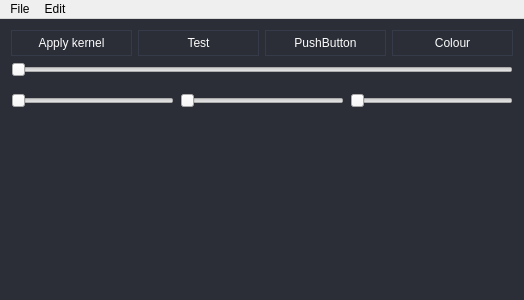
iPieter/JLIZNN_CUDA_and_openCL, file code/zebra/mainwindow.ui: the form before one commit.
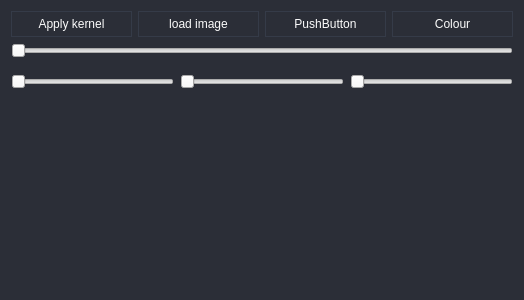
The form after the commit. Icons and pictures are not drawn.

What changed in the file:
```diff
--- a/code/zebra/mainwindow.ui
+++ b/code/zebra/mainwindow.ui
@@ -43,7 +43,7 @@
       <item>
        <widget class="QPushButton" name="pushButton">
         <property name="text">
-         <string>Test</string>
+         <string>load image</string>
         </property>
        </widget>
       </item>
@@ -127,44 +127,6 @@
     </item>
    </layout>
   </widget>
-  <widget class="QMenuBar" name="menuBar">
-   <property name="geometry">
-    <rect>
-     <x>0</x>
-     <y>0</y>
-     <width>524</width>
-     <height>22</height>
-    </rect>
-   </property>
-   <widget class="QMenu" name="menuFile">
-    <property name="title">
-     <string>File</string>
-    </property>
-    <addaction name="actionNew"/>
-    <addaction name="actionOpen"/>
-    <addaction name="actionSave"/>
-    <addaction name="actionSave_as"/>
-    <addaction name="actionPrint"/>
-    <addaction name="separator"/>
-    <addaction name="actionExit"/>
-   </widget>
-   <widget class="QMenu" name="menuEdit">
-    <property name="title">
-     <string>Edit</string>
-    </property>
-    <addaction name="actionCopy"/>
-    <addaction name="actionCut"/>
-    <addaction name="actionPaste"/>
-    <addaction name="separator"/>
-    <addaction name="actionUndo"/>
-    <addaction name="actionRedo"/>
-    <addaction name="actionFont"/>
-    <addaction name="separator"/>
-    <addaction name="actionSout"/>
-   </widget>
-   <addaction name="menuFile"/>
-   <addaction name="menuEdit"/>
-  </widget>
   <action name="actionNew">
    <property name="icon">
     <iconset>
```
Left out of the diff: 1 changed line with no effect on the pictures.
